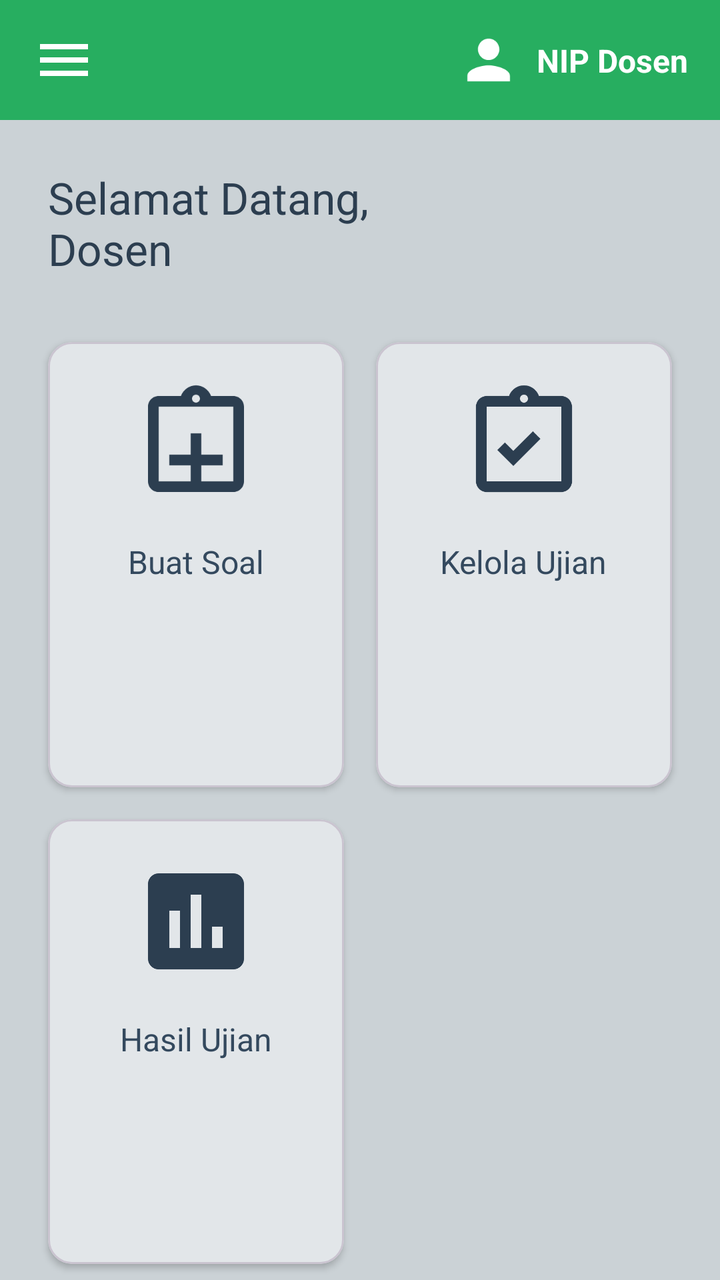
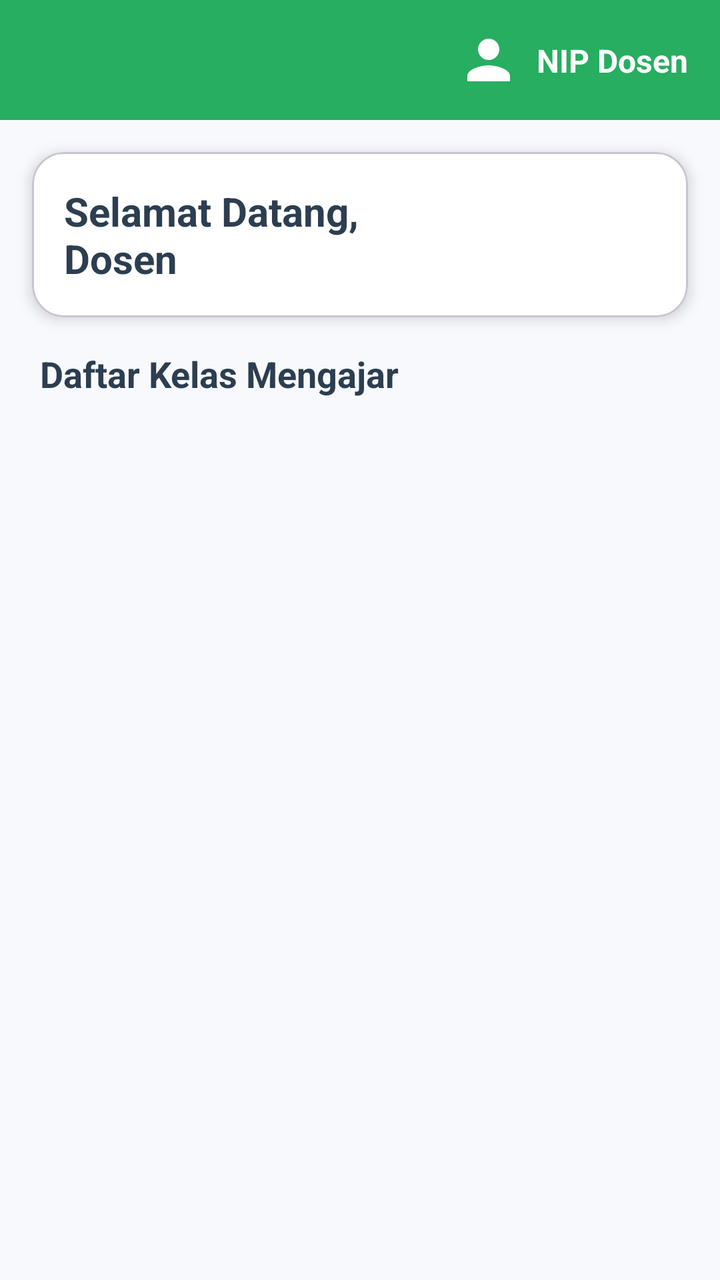

Before-and-after screenshots of an Android layout around one commit, followed by the original layout XML and the change that was made.
<!-- AndroidManifest.xml: application theme Theme.IFUnjaniExam -->
<!-- res/layout/activity_dashboard_dosen.xml -->
<?xml version="1.0" encoding="utf-8"?>
<androidx.constraintlayout.widget.ConstraintLayout xmlns:android="http://schemas.android.com/apk/res/android"
    xmlns:app="http://schemas.android.com/apk/res-auto"
    xmlns:tools="http://schemas.android.com/tools"
    android:layout_width="match_parent"
    android:layout_height="match_parent"
    android:background="#cbd2d6"
    tools:context=".DosenDashboardActivity">

    
    <androidx.constraintlayout.widget.ConstraintLayout
        android:id="@+id/topBar"
        android:layout_width="match_parent"
        android:layout_height="60dp"
        android:background="#27ae60"
        app:layout_constraintTop_toTopOf="parent">

        <ImageView
            android:id="@+id/ivMenu"
            android:layout_width="32dp"
            android:layout_height="32dp"
            android:layout_marginStart="16dp"
            android:src="@drawable/ic_menu"
            app:layout_constraintBottom_toBottomOf="parent"
            app:layout_constraintStart_toStartOf="parent"
            app:layout_constraintTop_toTopOf="parent"
            android:contentDescription="Menu" />

        <TextView
            android:id="@+id/tvNipHeader"
            android:layout_width="wrap_content"
            android:layout_height="wrap_content"
            android:layout_marginEnd="16dp"
            android:text="NIP Dosen"
            android:textColor="@android:color/white"
            android:textSize="16sp"
            android:textStyle="bold"
            app:layout_constraintBottom_toBottomOf="parent"
            app:layout_constraintEnd_toEndOf="parent"
            app:layout_constraintTop_toTopOf="parent" />

        <ImageView
            android:id="@+id/ivPerson"
            android:layout_width="32dp"
            android:layout_height="32dp"
            android:layout_marginEnd="8dp"
            android:background="@drawable/ic_person"
            app:layout_constraintBottom_toBottomOf="parent"
            app:layout_constraintEnd_toStartOf="@+id/tvNipHeader"
            app:layout_constraintTop_toTopOf="parent"
            android:contentDescription="Profile" />
    </androidx.constraintlayout.widget.ConstraintLayout>

    
    <TextView
        android:id="@+id/tvWelcome"
        android:layout_width="0dp"
        android:layout_height="wrap_content"
        android:layout_margin="24dp"
        android:text="Selamat Datang,\nDosen"
        android:textColor="#2c3e50"
        android:textSize="22sp"
        android:textStyle="normal"
        app:layout_constraintEnd_toEndOf="parent"
        app:layout_constraintStart_toStartOf="parent"
        app:layout_constraintTop_toBottomOf="@+id/topBar" />

    
    <GridLayout
        android:layout_width="match_parent"
        android:layout_height="0dp"
        android:layout_marginHorizontal="16dp"
        android:layout_marginTop="24dp"
        android:columnCount="2"
        android:rowCount="3"
        app:layout_constraintBottom_toBottomOf="parent"
        app:layout_constraintTop_toBottomOf="@+id/tvWelcome">

        
        <com.google.android.material.card.MaterialCardView
            android:id="@+id/cardBuatSoal"
            android:layout_width="0dp"
            android:layout_height="wrap_content"
            android:layout_rowWeight="1"
            android:layout_columnWeight="1"
            android:layout_margin="8dp"
            app:cardBackgroundColor="#e2e6e9"
            app:cardCornerRadius="12dp"
            app:cardElevation="2dp">

            <LinearLayout
                android:layout_width="match_parent"
                android:layout_height="140dp"
                android:gravity="center"
                android:orientation="vertical"
                android:padding="16dp">

                <ImageView
                    android:layout_width="64dp"
                    android:layout_height="64dp"
                    android:src="@drawable/ic_add_task" />

                <TextView
                    android:layout_width="wrap_content"
                    android:layout_height="wrap_content"
                    android:layout_marginTop="16dp"
                    android:text="Buat Soal"
                    android:textColor="#34495e"
                    android:textSize="16sp" />
            </LinearLayout>
        </com.google.android.material.card.MaterialCardView>

        
        <com.google.android.material.card.MaterialCardView
            android:id="@+id/cardKelolaUjian"
            android:layout_width="0dp"
            android:layout_height="wrap_content"
            android:layout_rowWeight="1"
            android:layout_columnWeight="1"
            android:layout_margin="8dp"
            app:cardBackgroundColor="#e2e6e9"
            app:cardCornerRadius="12dp"
            app:cardElevation="2dp">

            <LinearLayout
                android:layout_width="match_parent"
                android:layout_height="140dp"
                android:gravity="center"
                android:orientation="vertical"
                android:padding="16dp">

                <ImageView
                    android:layout_width="64dp"
                    android:layout_height="64dp"
                    android:src="@drawable/ic_assignment" />

                <TextView
                    android:layout_width="wrap_content"
                    android:layout_height="wrap_content"
                    android:layout_marginTop="16dp"
                    android:text="Kelola Ujian"
                    android:textColor="#34495e"
                    android:textSize="16sp" />
            </LinearLayout>
        </com.google.android.material.card.MaterialCardView>

        
        <com.google.android.material.card.MaterialCardView
            android:id="@+id/cardHasilUjian"
            android:layout_width="0dp"
            android:layout_height="wrap_content"
            android:layout_rowWeight="1"
            android:layout_columnWeight="1"
            android:layout_margin="8dp"
            app:cardBackgroundColor="#e2e6e9"
            app:cardCornerRadius="12dp"
            app:cardElevation="2dp">

            <LinearLayout
                android:layout_width="match_parent"
                android:layout_height="140dp"
                android:gravity="center"
                android:orientation="vertical"
                android:padding="16dp">

                <ImageView
                    android:layout_width="64dp"
                    android:layout_height="64dp"
                    android:src="@drawable/ic_chart" />

                <TextView
                    android:layout_width="wrap_content"
                    android:layout_height="wrap_content"
                    android:layout_marginTop="16dp"
                    android:text="Hasil Ujian"
                    android:textColor="#34495e"
                    android:textSize="16sp" />
            </LinearLayout>
        </com.google.android.material.card.MaterialCardView>

    </GridLayout>

</androidx.constraintlayout.widget.ConstraintLayout>
<!-- resources referenced by this layout -->
<resources>
  <!-- drawable ic_add_task (drawable) -->
  <vector xmlns:android="http://schemas.android.com/apk/res/android"
      android:width="48dp"
      android:height="48dp"
      android:viewportWidth="24"
      android:viewportHeight="24"
      android:tint="#2c3e50">
    <path
        android:fillColor="#FF000000"
        android:pathData="M19,3h-4.18C14.4,1.84 13.3,1 12,1S9.6,1.84 9.18,3H5C3.9,3 3,3.9 3,5v14c0,1.1 0.9,2 2,2h14c1.1,0 2,-0.9 2,-2V5C21,3.9 20.1,3 19,3zM12,2.75c0.41,0 0.75,0.34 0.75,0.75S12.41,4.25 12,4.25s-0.75,-0.34 -0.75,-0.75S11.59,2.75 12,2.75zM19,19H5V5h14V19zM11,10v4H7v2h4v4h2v-4h4v-2h-4v-4h-2z"/>
  </vector>
  <!-- drawable ic_assignment (drawable) -->
  <vector xmlns:android="http://schemas.android.com/apk/res/android"
      android:width="48dp"
      android:height="48dp"
      android:viewportWidth="24"
      android:viewportHeight="24"
      android:tint="#2c3e50">
    <path
        android:fillColor="#FF000000"
        android:pathData="M19,3h-4.18C14.4,1.84 13.3,1 12,1S9.6,1.84 9.18,3H5C3.9,3 3,3.9 3,5v14c0,1.1 0.9,2 2,2h14c1.1,0 2,-0.9 2,-2V5C21,3.9 20.1,3 19,3zM12,2.75c0.41,0 0.75,0.34 0.75,0.75S12.41,4.25 12,4.25s-0.75,-0.34 -0.75,-0.75S11.59,2.75 12,2.75zM19,19H5V5h14V19zM15.08,11.03l-1.41,-1.41l-3.67,3.67l-1.58,-1.58l-1.42,1.41l3,3L15.08,11.03z"/>
  </vector>
  <!-- drawable ic_chart (drawable) -->
  <vector xmlns:android="http://schemas.android.com/apk/res/android"
      android:width="48dp"
      android:height="48dp"
      android:viewportWidth="24"
      android:viewportHeight="24"
      android:tint="#2c3e50">
    <path
        android:fillColor="#FF000000"
        android:pathData="M19,3H5C3.9,3 3,3.9 3,5v14c0,1.1 0.9,2 2,2h14c1.1,0 2,-0.9 2,-2V5C21,3.9 20.1,3 19,3zM9,17H7v-7h2v7zm4,0h-2V7h2v10zm4,0h-2v-4h2v4z"/>
  </vector>
  <!-- drawable ic_menu (drawable) -->
  <vector xmlns:android="http://schemas.android.com/apk/res/android"
      android:width="24dp"
      android:height="24dp"
      android:viewportWidth="24"
      android:viewportHeight="24"
      android:tint="#FFFFFF">
    <path
        android:fillColor="#FF000000"
        android:pathData="M3,18h18v-2H3v2zm0,-5h18v-2H3v2zm0,-7v2h18V6H3z"/>
  </vector>
  <!-- drawable ic_person (drawable) -->
  <vector xmlns:android="http://schemas.android.com/apk/res/android"
      android:width="24dp"
      android:height="24dp"
      android:viewportWidth="24"
      android:viewportHeight="24"
      android:tint="#FFFFFF">
    <path
        android:fillColor="#FF000000"
        android:pathData="M12,12c2.21,0 4,-1.79 4,-4s-1.79,-4 -4,-4 -4,1.79 -4,4 1.79,4 4,4zm0,2c-2.67,0 -8,1.34 -8,4v2h16v-2c0,-2.66 -5.33,-4 -8,-4z"/>
  </vector>
  <style name="Theme.IFUnjaniExam" parent="Base.Theme.IFUnjaniExam" />
  <style name="Base.Theme.IFUnjaniExam" parent="Theme.Material3.DayNight.NoActionBar">
          
          
      </style>
</resources>

<!-- the commit's change to res/layout/activity_dashboard_dosen.xml (unified diff, before → after) -->
@@ -4,7 +4,7 @@
     xmlns:tools="http://schemas.android.com/tools"
     android:layout_width="match_parent"
     android:layout_height="match_parent"
-    android:background="#cbd2d6"
+    android:background="#f8f9fc"
     tools:context=".DosenDashboardActivity">
 
     
@@ -14,17 +14,6 @@
         android:layout_height="60dp"
         android:background="#27ae60"
         app:layout_constraintTop_toTopOf="parent">
-
-        <ImageView
-            android:id="@+id/ivMenu"
-            android:layout_width="32dp"
-            android:layout_height="32dp"
-            android:layout_marginStart="16dp"
-            android:src="@drawable/ic_menu"
-            app:layout_constraintBottom_toBottomOf="parent"
-            app:layout_constraintStart_toStartOf="parent"
-            app:layout_constraintTop_toTopOf="parent"
-            android:contentDescription="Menu" />
 
         <TextView
             android:id="@+id/tvNipHeader"
@@ -52,132 +41,80 @@
     </androidx.constraintlayout.widget.ConstraintLayout>
 
     
+    <com.google.android.material.card.MaterialCardView
+        android:id="@+id/cardWelcome"
+        android:layout_width="match_parent"
+        android:layout_height="wrap_content"
+        android:layout_margin="16dp"
+        app:cardCornerRadius="16dp"
+        app:cardElevation="4dp"
+        app:cardBackgroundColor="@android:color/white"
+        app:layout_constraintTop_toBottomOf="@+id/topBar">
+
+        <LinearLayout
+            android:layout_width="match_parent"
+            android:layout_height="wrap_content"
+            android:orientation="vertical"
+            android:padding="16dp">
+
+            <TextView
+                android:id="@+id/tvWelcome"
+                android:layout_width="wrap_content"
+                android:layout_height="wrap_content"
+                android:text="Selamat Datang,\nDosen"
+                android:textColor="#2c3e50"
+                android:textSize="20sp"
+                android:textStyle="bold" />
+        </LinearLayout>
+    </com.google.android.material.card.MaterialCardView>
+
+    
     <TextView
-        android:id="@+id/tvWelcome"
-        android:layout_width="0dp"
+        android:id="@+id/tvMenuHeader"
+        android:layout_width="wrap_content"
         android:layout_height="wrap_content"
-        android:layout_margin="24dp"
-        android:text="Selamat Datang,\nDosen"
+        android:layout_marginStart="20dp"
+        android:layout_marginTop="16dp"
+        android:text="Daftar Kelas Mengajar"
         android:textColor="#2c3e50"
-        android:textSize="22sp"
-        android:textStyle="normal"
+        android:textSize="18sp"
+        android:textStyle="bold"
+        app:layout_constraintStart_toStartOf="parent"
+        app:layout_constraintTop_toBottomOf="@+id/cardWelcome" />
+
+    
+    <androidx.recyclerview.widget.RecyclerView
+        android:id="@+id/rvKelas"
+        android:layout_width="match_parent"
+        android:layout_height="0dp"
+        android:layout_marginHorizontal="8dp"
+        android:layout_marginTop="8dp"
+        app:layout_constraintBottom_toBottomOf="parent"
+        app:layout_constraintTop_toBottomOf="@+id/tvMenuHeader" />
+
+    
+    <ProgressBar
+        android:id="@+id/progressBar"
+        android:layout_width="wrap_content"
+        android:layout_height="wrap_content"
+        android:visibility="gone"
+        app:layout_constraintBottom_toBottomOf="parent"
         app:layout_constraintEnd_toEndOf="parent"
         app:layout_constraintStart_toStartOf="parent"
-        app:layout_constraintTop_toBottomOf="@+id/topBar" />
+        app:layout_constraintTop_toBottomOf="@+id/tvMenuHeader" />
 
     
-    <GridLayout
-        android:layout_width="match_parent"
-        android:layout_height="0dp"
-        android:layout_marginHorizontal="16dp"
-        android:layout_marginTop="24dp"
-        android:columnCount="2"
-        android:rowCount="3"
+    <TextView
+        android:id="@+id/tvEmptyClasses"
+        android:layout_width="wrap_content"
+        android:layout_height="wrap_content"
+        android:text="Anda tidak mengajar kelas apapun saat ini."
+        android:textColor="#7f8c8d"
+        android:textSize="16sp"
+        android:visibility="gone"
         app:layout_constraintBottom_toBottomOf="parent"
-        app:layout_constraintTop_toBottomOf="@+id/tvWelcome">
-
-        
-        <com.google.android.material.card.MaterialCardView
-            android:id="@+id/cardBuatSoal"
-            android:layout_width="0dp"
-            android:layout_height="wrap_content"
-            android:layout_rowWeight="1"
-            android:layout_columnWeight="1"
-            android:layout_margin="8dp"
-            app:cardBackgroundColor="#e2e6e9"
-            app:cardCornerRadius="12dp"
-            app:cardElevation="2dp">
-
-            <LinearLayout
-                android:layout_width="match_parent"
-                android:layout_height="140dp"
-                android:gravity="center"
-                android:orientation="vertical"
-                android:padding="16dp">
-
-                <ImageView
-                    android:layout_width="64dp"
-                    android:layout_height="64dp"
-                    android:src="@drawable/ic_add_task" />
-
-                <TextView
-                    android:layout_width="wrap_content"
-                    android:layout_height="wrap_content"
-                    android:layout_marginTop="16dp"
-                    android:text="Buat Soal"
-                    android:textColor="#34495e"
-                    android:textSize="16sp" />
-            </LinearLayout>
-        </com.google.android.material.card.MaterialCardView>
-
-        
-        <com.google.android.material.card.MaterialCardView
-            android:id="@+id/cardKelolaUjian"
-            android:layout_width="0dp"
-            android:layout_height="wrap_content"
-            android:layout_rowWeight="1"
-            android:layout_columnWeight="1"
-            android:layout_margin="8dp"
-            app:cardBackgroundColor="#e2e6e9"
-            app:cardCornerRadius="12dp"
-            app:cardElevation="2dp">
-
-            <LinearLayout
-                android:layout_width="match_parent"
-                android:layout_height="140dp"
-                android:gravity="center"
-                android:orientation="vertical"
-                android:padding="16dp">
-
-                <ImageView
-                    android:layout_width="64dp"
-                    android:layout_height="64dp"
-                    android:src="@drawable/ic_assignment" />
-
-                <TextView
-                    android:layout_width="wrap_content"
-                    android:layout_height="wrap_content"
-                    android:layout_marginTop="16dp"
-                    android:text="Kelola Ujian"
-                    android:textColor="#34495e"
-                    android:textSize="16sp" />
-            </LinearLayout>
-        </com.google.android.material.card.MaterialCardView>
-
-        
-        <com.google.android.material.card.MaterialCardView
-            android:id="@+id/cardHasilUjian"
-            android:layout_width="0dp"
-            android:layout_height="wrap_content"
-            android:layout_rowWeight="1"
-            android:layout_columnWeight="1"
-            android:layout_margin="8dp"
-            app:cardBackgroundColor="#e2e6e9"
-            app:cardCornerRadius="12dp"
-            app:cardElevation="2dp">
-
-            <LinearLayout
-                android:layout_width="match_parent"
-                android:layout_height="140dp"
-                android:gravity="center"
-                android:orientation="vertical"
-                android:padding="16dp">
-
-                <ImageView
-                    android:layout_width="64dp"
-                    android:layout_height="64dp"
-                    android:src="@drawable/ic_chart" />
-
-                <TextView
-                    android:layout_width="wrap_content"
-                    android:layout_height="wrap_content"
-                    android:layout_marginTop="16dp"
-                    android:text="Hasil Ujian"
-                    android:textColor="#34495e"
-                    android:textSize="16sp" />
-            </LinearLayout>
-        </com.google.android.material.card.MaterialCardView>
-
-    </GridLayout>
+        app:layout_constraintEnd_toEndOf="parent"
+        app:layout_constraintStart_toStartOf="parent"
+        app:layout_constraintTop_toBottomOf="@+id/tvMenuHeader" />
 
 </androidx.constraintlayout.widget.ConstraintLayout>
<!-- resource entries referenced after the edit -->
@@ -1,49 +1,5 @@
 <!-- resources referenced by this layout -->
 <resources>
-  <!-- drawable ic_add_task (drawable) -->
-  <vector xmlns:android="http://schemas.android.com/apk/res/android"
-      android:width="48dp"
-      android:height="48dp"
-      android:viewportWidth="24"
-      android:viewportHeight="24"
-      android:tint="#2c3e50">
-    <path
-        android:fillColor="#FF000000"
-        android:pathData="M19,3h-4.18C14.4,1.84 13.3,1 12,1S9.6,1.84 9.18,3H5C3.9,3 3,3.9 3,5v14c0,1.1 0.9,2 2,2h14c1.1,0 2,-0.9 2,-2V5C21,3.9 20.1,3 19,3zM12,2.75c0.41,0 0.75,0.34 0.75,0.75S12.41,4.25 12,4.25s-0.75,-0.34 -0.75,-0.75S11.59,2.75 12,2.75zM19,19H5V5h14V19zM11,10v4H7v2h4v4h2v-4h4v-2h-4v-4h-2z"/>
-  </vector>
-  <!-- drawable ic_assignment (drawable) -->
-  <vector xmlns:android="http://schemas.android.com/apk/res/android"
-      android:width="48dp"
-      android:height="48dp"
-      android:viewportWidth="24"
-      android:viewportHeight="24"
-      android:tint="#2c3e50">
-    <path
-        android:fillColor="#FF000000"
-        android:pathData="M19,3h-4.18C14.4,1.84 13.3,1 12,1S9.6,1.84 9.18,3H5C3.9,3 3,3.9 3,5v14c0,1.1 0.9,2 2,2h14c1.1,0 2,-0.9 2,-2V5C21,3.9 20.1,3 19,3zM12,2.75c0.41,0 0.75,0.34 0.75,0.75S12.41,4.25 12,4.25s-0.75,-0.34 -0.75,-0.75S11.59,2.75 12,2.75zM19,19H5V5h14V19zM15.08,11.03l-1.41,-1.41l-3.67,3.67l-1.58,-1.58l-1.42,1.41l3,3L15.08,11.03z"/>
-  </vector>
-  <!-- drawable ic_chart (drawable) -->
-  <vector xmlns:android="http://schemas.android.com/apk/res/android"
-      android:width="48dp"
-      android:height="48dp"
-      android:viewportWidth="24"
-      android:viewportHeight="24"
-      android:tint="#2c3e50">
-    <path
-        android:fillColor="#FF000000"
-        android:pathData="M19,3H5C3.9,3 3,3.9 3,5v14c0,1.1 0.9,2 2,2h14c1.1,0 2,-0.9 2,-2V5C21,3.9 20.1,3 19,3zM9,17H7v-7h2v7zm4,0h-2V7h2v10zm4,0h-2v-4h2v4z"/>
-  </vector>
-  <!-- drawable ic_menu (drawable) -->
-  <vector xmlns:android="http://schemas.android.com/apk/res/android"
-      android:width="24dp"
-      android:height="24dp"
-      android:viewportWidth="24"
-      android:viewportHeight="24"
-      android:tint="#FFFFFF">
-    <path
-        android:fillColor="#FF000000"
-        android:pathData="M3,18h18v-2H3v2zm0,-5h18v-2H3v2zm0,-7v2h18V6H3z"/>
-  </vector>
   <!-- drawable ic_person (drawable) -->
   <vector xmlns:android="http://schemas.android.com/apk/res/android"
       android:width="24dp"
